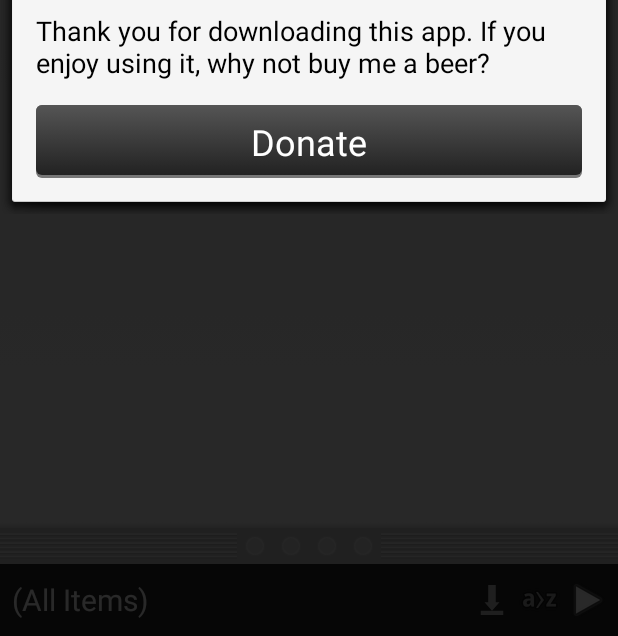
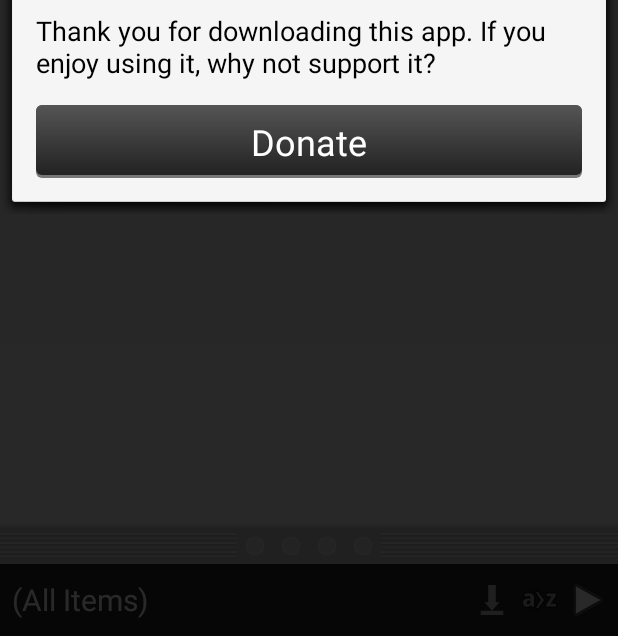
Before and after one commit to cjdell/Android-PodClient, an Android app: the fragment AboutFragment placed in its activity, in the options menu, after a tap on "About", on a phone screen of 412 x 824 dp, the part 600-1236 px from its top. Run offline under Robolectric (Android 15) with nearby library versions, the phone set to English and light mode, and no system bars; libraries missing offline, so code that uses them is left out: com.astuetz; plain views replace PagerSlidingTabStrip; pictures from the network do not load; 8 statements that could not run were skipped.

Commit message:
Changed about dialog, added donate link

```diff
--- a/PodClient/src/main/java/com/cjdell/podclient/AboutFragment.java
+++ b/PodClient/src/main/java/com/cjdell/podclient/AboutFragment.java
@@ -1,6 +1,8 @@
 package com.cjdell.podclient;
 
 import android.app.Dialog;
+import android.content.Intent;
+import android.net.Uri;
 import android.os.Bundle;
 import android.support.v4.app.DialogFragment;
 import android.view.LayoutInflater;
@@ -23,6 +25,16 @@ public class AboutFragment extends DialogFragment {
 
         btnDonate = (Button) view.findViewById(R.id.btnDonate);
 
+        btnDonate.setOnClickListener(new View.OnClickListener() {
+            @Override
+            public void onClick(View v) {
+                String url = "http://chrisdell.info/android-podcast-client/";
+
+                Intent browserIntent = new Intent(Intent.ACTION_VIEW, Uri.parse(url));
+                startActivity(browserIntent);
+            }
+        });
+
         return view;
 
     }
--- a/PodClient/src/main/java/com/cjdell/podclient/FeedSearchFragment.java
+++ b/PodClient/src/main/java/com/cjdell/podclient/FeedSearchFragment.java
@@ -20,12 +20,12 @@ import android.widget.ListView;
 import android.widget.TextView;
 import android.widget.Toast;
 
-import java.util.ArrayList;
-import java.util.List;
-
 import com.cjdell.podclient.adapters.FeedResultAdapter;
 import com.cjdell.podclient.helpers.EndlessScrollListener;
 import com.cjdell.podclient.services.FeedDirectory;
+
+import java.util.ArrayList;
+import java.util.List;
 
 
 /**
--- a/PodClient/src/main/res/layout/fragment_about.xml
+++ b/PodClient/src/main/res/layout/fragment_about.xml
@@ -16,7 +16,7 @@
         android:layout_width="wrap_content"
         android:layout_height="wrap_content"
         android:textAppearance="?android:attr/textAppearanceMedium"
-        android:text="Thank you for downloading this app. If you enjoy using it, why not buy me a beer?"
+        android:text="Thank you for downloading this app. If you enjoy using it, why not support it?"
         android:id="@+id/textView2"
         android:layout_marginTop="8dp" />
 
@@ -30,5 +30,4 @@
         android:textColor="#ffffff"
         android:textSize="24dp" />
 
-
 </LinearLayout>
```
Also changed, not shown: 7 other files.
